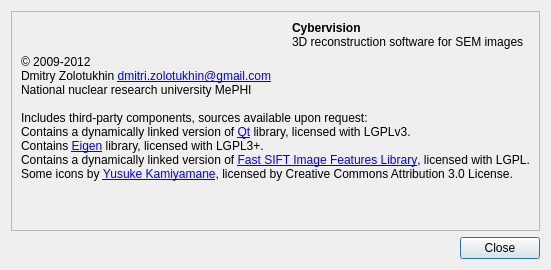
Qt form cybervision/cybervision-app/UI/aboutwindow.ui (zlogic/cybervision) before a commit.
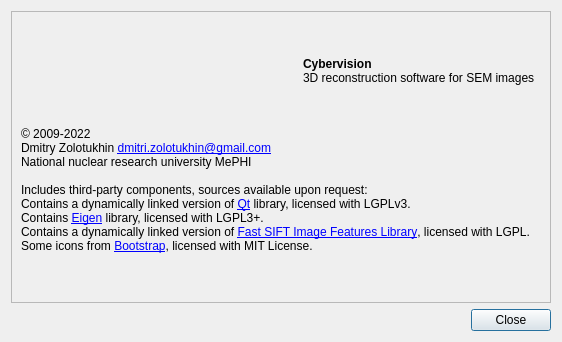
The same form after that commit. Icons and pictures are not drawn.

Commit message: Switched to high-res icons.

```diff
--- a/cybervision/cybervision-app/UI/aboutwindow.ui
+++ b/cybervision/cybervision-app/UI/aboutwindow.ui
@@ -21,11 +21,14 @@
      <layout class="QGridLayout" name="gridLayout_2">
       <item row="0" column="0">
        <widget class="QLabel" name="icon">
-        <property name="text">
-         <string notr="true"/>
+        <property name="minimumSize">
+         <size>
+          <width>250</width>
+          <height>100</height>
+         </size>
         </property>
-        <property name="pixmap">
-         <pixmap resource="../ReconstructionResources.qrc">:/icons/UI/icons/cybervision-large.png</pixmap>
+        <property name="styleSheet">
+         <string notr="true">image: url(:/icons/UI/icons/cybervision-large.svg);width:100%;</string>
         </property>
        </widget>
       </item>
@@ -52,7 +55,7 @@
       <item row="1" column="0" colspan="4">
        <widget class="QLabel" name="copyrightLabel">
         <property name="text">
-         <string>&amp;copy; 2009-2012&lt;br /&gt;
+         <string>&amp;copy; 2009-2022&lt;br /&gt;
 Dmitry Zolotukhin &lt;a href=&quot;mailto:dmitri.zolotukhin@gmail.com&quot;&gt;dmitri.zolotukhin@gmail.com&lt;/a&gt;&lt;br /&gt;
 National nuclear research university MePHI&lt;br /&gt;
 &lt;br /&gt;
@@ -60,7 +63,7 @@
 Contains a dynamically linked version of &lt;a href=&quot;https://www.qt.io/&quot;&gt;Qt&lt;/a&gt; library, licensed with LGPLv3.&lt;br /&gt;
 Contains &lt;a href=&quot;https://eigen.tuxfamily.org/&quot;&gt;Eigen&lt;/a&gt; library, licensed with LGPL3+.&lt;br /&gt;
 Contains a dynamically linked version of &lt;a href=&quot;https://sourceforge.net/projects/libsift/&quot;&gt;Fast SIFT Image Features Library&lt;/a&gt;, licensed with LGPL.&lt;br /&gt;
-Some icons by &lt;a href=&quot;https://p.yusukekamiyamane.com/&quot;&gt;Yusuke Kamiyamane&lt;/a&gt;, licensed by Creative Commons Attribution 3.0 License.
+Some icons from &lt;a href=&quot;https://icons.getbootstrap.com/&quot;&gt;Bootstrap&lt;/a&gt;, licensed with MIT License.
 </string>
         </property>
        </widget>
@@ -70,9 +73,12 @@
         <property name="orientation">
          <enum>Qt::Horizontal</enum>
         </property>
+        <property name="sizeType">
+         <enum>QSizePolicy::Fixed</enum>
+        </property>
         <property name="sizeHint" stdset="0">
          <size>
-          <width>40</width>
+          <width>20</width>
           <height>20</height>
          </size>
         </property>
```
The commit also changes 40 other files.
